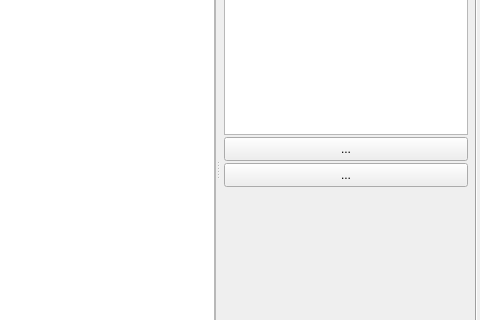
Old version of the form Tools/ResourceEditor/DataQt/texturebrowser.ui in the repository xaoctech/dava.engine; both pictures show x 656 to 1136 and y 266 to 586 of the 1136 by 835 pixel window.
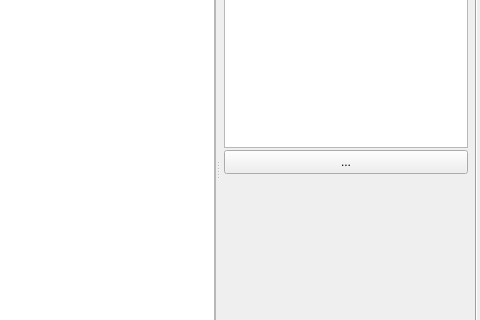
New version of the form. Icons and pictures are not drawn. Custom widgets are drawn as their Qt base class.

Commit message: [DF-1649] Move Convert Modified button next to Convert All button

```diff
--- a/Tools/ResourceEditor/DataQt/texturebrowser.ui
+++ b/Tools/ResourceEditor/DataQt/texturebrowser.ui
@@ -547,28 +547,6 @@
                 </property>
                </widget>
               </item>
-              <item>
-               <widget class="QToolButton" name="convertModifiedToolButton">
-                <property name="sizePolicy">
-                 <sizepolicy hsizetype="Preferred" vsizetype="Preferred">
-                  <horstretch>0</horstretch>
-                  <verstretch>0</verstretch>
-                 </sizepolicy>
-                </property>
-                <property name="minimumSize">
-                 <size>
-                  <width>0</width>
-                  <height>24</height>
-                 </size>
-                </property>
-                <property name="text">
-                 <string>...</string>
-                </property>
-                <property name="toolButtonStyle">
-                 <enum>Qt::ToolButtonTextBesideIcon</enum>
-                </property>
-               </widget>
-              </item>
               <item>
                <widget class="QLabel" name="warningLabel">
                 <property name="sizePolicy">
```
Left out of the diff: 1 changed line with no effect on the pictures. The commit also changes 1 other file.
